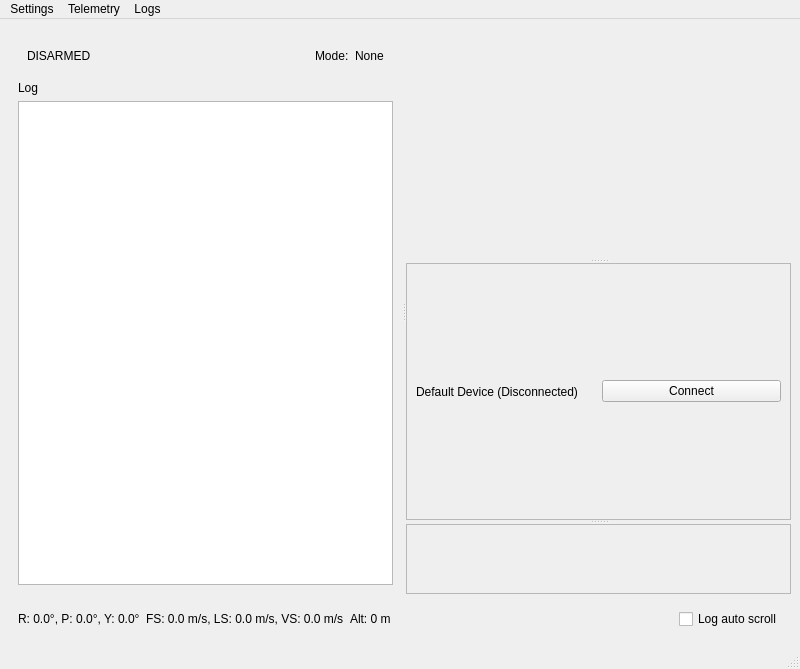
First picture: the form in mainwindow.ui, repository Enem-20/CGS, before the edit.
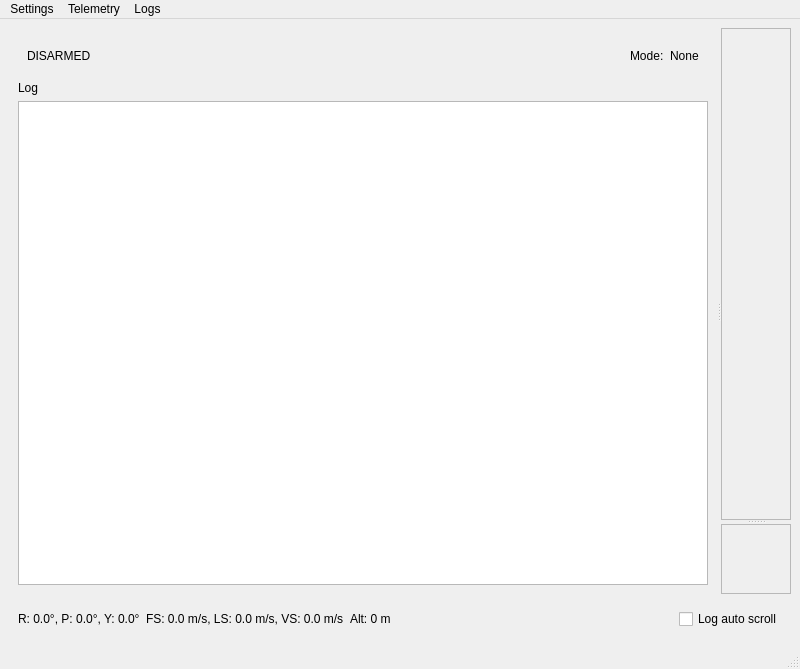
Second picture: the form after the edit. Custom widgets are drawn as their Qt base class.

What changed in the file:
```diff
--- a/mainwindow.ui
+++ b/mainwindow.ui
@@ -14,9 +14,9 @@
    <string>MainWindow</string>
   </property>
   <widget class="QWidget" name="centralwidget">
-   <layout class="QVBoxLayout" name="verticalLayout">
+   <layout class="QVBoxLayout" name="verticalLayout_2">
     <item>
-     <widget class="QSplitter" name="splitter_3">
+     <widget class="QSplitter" name="splitter_2">
       <property name="sizePolicy">
        <sizepolicy hsizetype="Expanding" vsizetype="Expanding">
         <horstretch>0</horstretch>
@@ -96,41 +96,44 @@
         </item>
        </layout>
       </widget>
-      <widget class="QSplitter" name="splitter_2">
-       <property name="orientation">
-        <enum>Qt::Orientation::Vertical</enum>
-       </property>
-       <widget class="DevicesTable" name="devicesTable" native="true"/>
        <widget class="QSplitter" name="splitter">
         <property name="orientation">
          <enum>Qt::Orientation::Vertical</enum>
         </property>
-        <widget class="QFrame" name="defaultDevice">
-         <property name="sizePolicy">
-          <sizepolicy hsizetype="Preferred" vsizetype="MinimumExpanding">
-           <horstretch>0</horstretch>
-           <verstretch>0</verstretch>
-          </sizepolicy>
+       <widget class="QWidget" name="devicesContainer" native="true">
+        <layout class="QVBoxLayout" name="verticalLayout">
+         <property name="leftMargin">
+          <number>0</number>
          </property>
+         <property name="topMargin">
+          <number>0</number>
+         </property>
+         <property name="rightMargin">
+          <number>0</number>
+         </property>
+         <property name="bottomMargin">
+          <number>0</number>
+         </property>
+         <item>
+          <widget class="QFrame" name="frame">
          <property name="frameShape">
           <enum>QFrame::Shape::StyledPanel</enum>
          </property>
          <property name="frameShadow">
           <enum>QFrame::Shadow::Raised</enum>
          </property>
-         <layout class="QHBoxLayout" name="horizontalLayout_4">
+           <layout class="QVBoxLayout" name="verticalLayout_3">
           <item>
-           <widget class="QLabel" name="labelDefaultDevice">
-            <property name="text">
-             <string>Default Device (Disconnected)</string>
+             <widget class="DevicesTable" name="devicesTable" native="true">
+              <property name="sizePolicy">
+               <sizepolicy hsizetype="Expanding" vsizetype="Expanding">
+                <horstretch>0</horstretch>
+                <verstretch>0</verstretch>
+               </sizepolicy>
             </property>
            </widget>
           </item>
-          <item>
-           <widget class="QPushButton" name="buttonConnectDefaultDevice">
-            <property name="text">
-             <string>Connect</string>
-            </property>
+           </layout>
            </widget>
           </item>
          </layout>
@@ -151,7 +154,6 @@
             <height>68</height>
            </rect>
           </property>
-         </widget>
         </widget>
        </widget>
       </widget>
```
Lines whose indentation alone changed are shown as unchanged.
